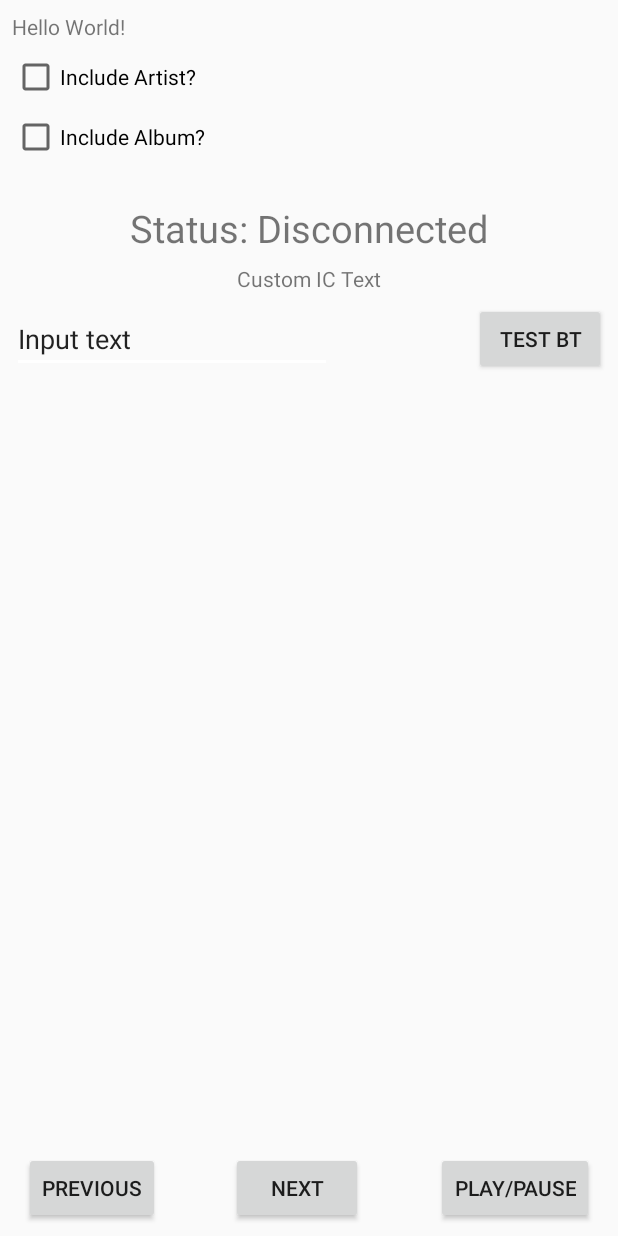
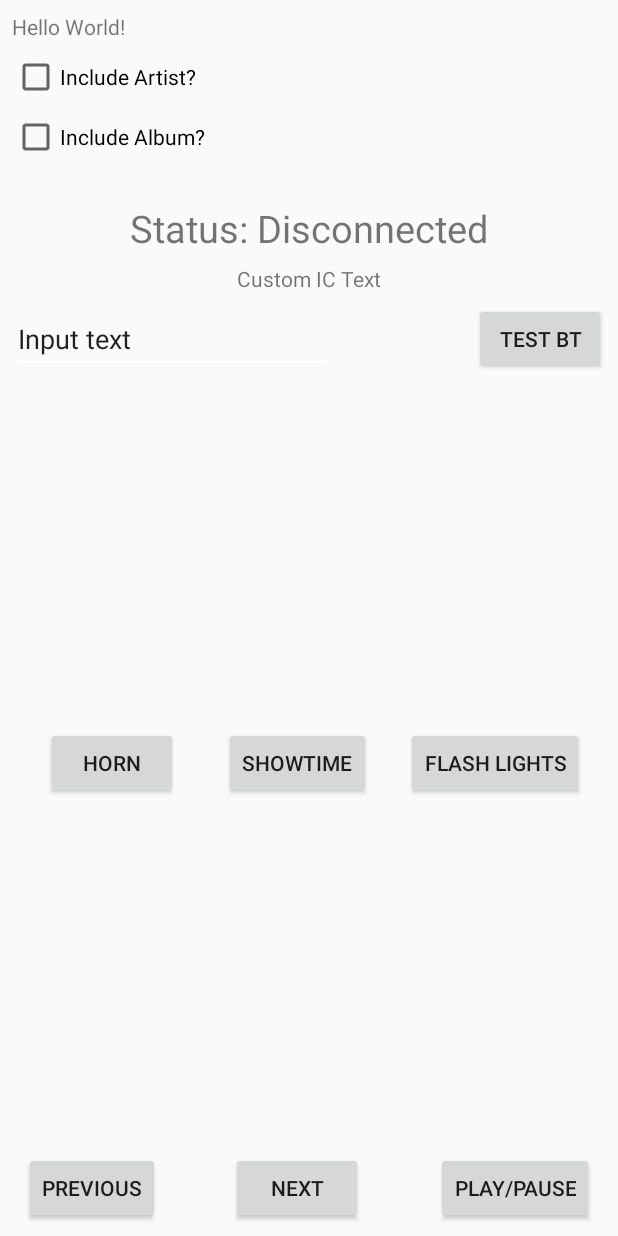
Before and after one commit to rnd-ash/W203-canbus, an Android app: the layout activity_main.xml on its own in the app's theme, with its tools: preview values and no code run, on a phone screen of 412 x 824 dp. Run offline under Robolectric (Android 15) with nearby library versions, the phone set to English and light mode, and no system bars.

```diff
--- a/androidApp/app/src/main/res/layout/activity_main.xml
+++ b/androidApp/app/src/main/res/layout/activity_main.xml
@@ -84,5 +84,26 @@
             android:id="@+id/textView3" app:layout_constraintEnd_toEndOf="parent" android:layout_marginEnd="8dp"
             app:layout_constraintStart_toStartOf="parent" android:layout_marginStart="8dp"
             android:layout_marginBottom="8dp" app:layout_constraintBottom_toTopOf="@+id/customText"/>
+    <Button
+            android:text="Horn"
+            android:layout_width="wrap_content"
+            android:layout_height="wrap_content"
+            android:id="@+id/horn" app:layout_constraintStart_toStartOf="parent"
+            app:layout_constraintEnd_toStartOf="@+id/showtime" app:layout_constraintTop_toTopOf="@+id/lights"
+            app:layout_constraintBottom_toBottomOf="@+id/lights"/>
+    <Button
+            android:text="Showtime"
+            android:layout_width="wrap_content"
+            android:layout_height="wrap_content"
+            android:id="@+id/showtime"
+            app:layout_constraintBottom_toTopOf="@+id/next" app:layout_constraintTop_toBottomOf="@+id/customText"
+            app:layout_constraintEnd_toEndOf="@+id/next" app:layout_constraintStart_toStartOf="@+id/next"/>
+    <Button
+            android:text="Flash lights"
+            android:layout_width="wrap_content"
+            android:layout_height="wrap_content"
+            android:id="@+id/lights" app:layout_constraintEnd_toEndOf="parent"
+            app:layout_constraintStart_toEndOf="@+id/showtime" app:layout_constraintTop_toTopOf="@+id/showtime"
+            app:layout_constraintBottom_toBottomOf="@+id/showtime"/>
 
 </androidx.constraintlayout.widget.ConstraintLayout>
```
Also changed, not shown: androidApp/app/src/main/java/com/rndash/w203canbus/MainActivity.kt (+23 -1 lines), 11 other files.
